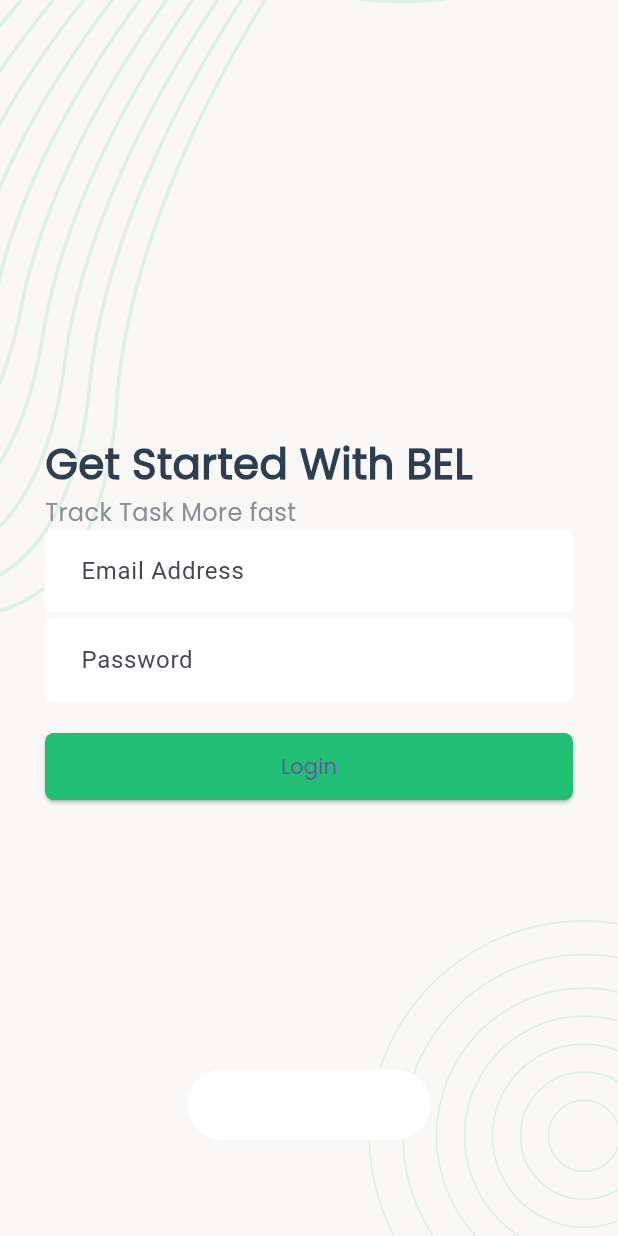
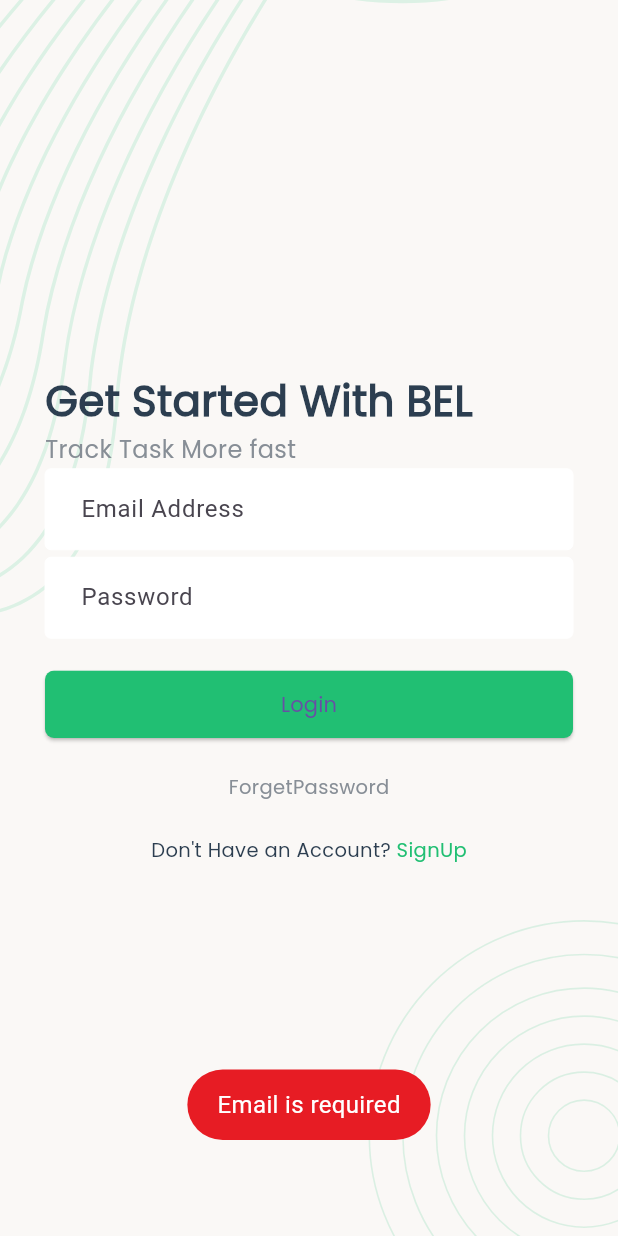
Before and after one commit to Zahed75/task_handler, a Flutter app: the screen it shows after launch, after a tap on "Login", on a phone screen of 412 x 824 dp. Run offline on Flutter 3.47's test engine with Material 3 defaults, Android fonts, the phone set to English and light mode, and no system bars; our stand-ins replace flutter_svg, fluttertoast, pin_code_fields, shared_preferences.

Commit message:
token login screen done

```diff
--- a/lib/main.dart
+++ b/lib/main.dart
@@ -6,15 +6,26 @@
 import 'package:task_handler/screen/onboarding/registrationScreen.dart';
 import 'package:task_handler/screen/onboarding/setPasswordScreen.dart';
 import 'package:task_handler/screen/task/newTaskListScreen.dart';
+import 'package:task_handler/utility/utility.dart';
 
 
-void main(){
-  runApp(const MyApp());
+void main()async{
+  WidgetsFlutterBinding.ensureInitialized();
+String? token = await ReadUserData('token');
+if(token==null){
+  runApp(MyApp("/login"));// if token available
+}else{
+  runApp(MyApp("/newTaskList"));
+}
+
 }
 
 
+
 class MyApp extends StatelessWidget{
-  const MyApp({super.key});
+  final String FirstRoute;
+
+MyApp(this.FirstRoute);
 
  @override
 
@@ -22,7 +33,7 @@
     return MaterialApp(
     debugShowCheckedModeBanner: false,
     title:"Task Manager",
-    initialRoute: '/',
+    initialRoute: FirstRoute,
       routes:{
         '/':(conext)=>SplashScreen(),
         '/login':(conext)=>loginScreen(),
--- a/lib/screen/onboarding/loginScreen.dart
+++ b/lib/screen/onboarding/loginScreen.dart
@@ -11,41 +11,37 @@ class loginScreen extends StatefulWidget {
 }
 
 class _loginScreen extends State<loginScreen> {
-  // API Calling
-  Map<String, String> FormValues = {"email": "", "password": ""};
+  Map<String, String> formValues = {"email": "", "password": ""};
+  bool loading = false;
 
-  bool Loading = false;
-
-  InputOnChange(MapKey, Textvalue) {
+  void inputOnChange(String mapKey, String textValue) {
     setState(() {
-      FormValues.update(MapKey, (value) => Textvalue);
+      formValues.update(mapKey, (value) => textValue);
     });
   }
 
-  FormOnSubmit() async {
-    if (FormValues['email']!.length == 0) {
+  Future<void> formOnSubmit() async {
+    if (formValues['email']!.isEmpty) {
       ErrorToast("Email is required");
-    } else if (FormValues['password']!.length == 0) {
+      return;
+    } else if (formValues['password']!.isEmpty) {
       ErrorToast("Password is required");
-    } else {
-      setState(() {
-        Loading = true; // will be true
+      return;
+    }
 
-      });
-      bool res = await LoginRequest(FormValues);
-      if (res == true) {
-        // Navigate to Dashboard Page
-       Navigator.pushNamedAndRemoveUntil(context, "/newTaskList", (route)=> false);
+    setState(() {
+      loading = true; // Show loading indicator
+    });
 
-      } else {
-        setState(() {
-          Loading = false;
-        });
-      }
+    bool res = await LoginRequest(formValues);
+    setState(() {
+      loading = false; // Hide loading indicator
+    });
+
+    if (res) {
+      Navigator.pushNamedAndRemoveUntil(context, "/newTaskList", (route) => false);
     }
   }
-
-  /// API Calling END
 
   @override
   Widget build(BuildContext context) {
@@ -55,7 +51,7 @@ class _loginScreen extends State<loginScreen> {
           ScreenBackground(context),
           Container(
             alignment: Alignment.center,
-            child: Loading? (Center(child: CircularProgressIndicator())): (SingleChildScrollView(
+            child: loading? Center(child: CircularProgressIndicator()): SingleChildScrollView(
                     padding: EdgeInsets.all(30),
                     child: Column(
                       mainAxisAlignment: MainAxisAlignment.center,
@@ -66,15 +62,16 @@ class _loginScreen extends State<loginScreen> {
                         Text("Track Task More fast", style: Head6Text(colorLightGray)),
                         SizedBox(height: 1),
                         TextFormField(
-                          onChanged: (TextValue) {
-                            InputOnChange("email", TextValue);
+                          onChanged: (textValue) {
+                            inputOnChange("email", textValue);
                           },
                           decoration: AppInputDecoration("Email Address"),
                         ),
                         SizedBox(height: 5),
                         TextFormField(
-                          onChanged: (TextValue) {
-                            InputOnChange("password", TextValue);
+                          obscureText: true, // Hide password text
+                          onChanged: (textValue) {
+                            inputOnChange("password", textValue);
                           },
                           decoration: AppInputDecoration("Password"),
                         ),
@@ -84,13 +81,49 @@ class _loginScreen extends State<loginScreen> {
                             style: AppButtonStyle(),
                             child: SuccessButtonChild('Login'),
                             onPressed: () {
-                              FormOnSubmit();
+                              formOnSubmit();
                             },
                           ),
                         ),
+                        SizedBox(height: 2,),
+                        Container(
+                          alignment: Alignment.center,
+                           child:Column(
+                            children: [
+                              SizedBox(height: 20,),
+                              InkWell(
+                                onTap: (){
+                                  Navigator.pushNamed(context,"/emailVerification");
+                                },
+                                child:Text("ForgetPassword",style:Head7Text(colorLightGray))
+                              )
+                            ],
+                           )
+                        ),
+                        SizedBox(height: 3,),
+                        Container(
+                          alignment: Alignment.center,
+                          child: Column(
+                            children: [
+                              SizedBox(height: 20,),
+                              InkWell(
+                                onTap: (){
+                                  Navigator.pushNamed(context, "/registration");
+                                },
+                                child:Row(
+                                  mainAxisAlignment: MainAxisAlignment.center,
+                                  children: [
+                                    Text("Don't Have an Account? ",style:Head7Text(colorDarkBlue)),
+                                    Text("SignUp",style: Head7Text(colorGreen),)
+                                  ],
+                                )
+                              )
+                            ],
+                          ),
+                        )
                       ],
                     ),
-                  )),
+                  ),
           ),
         ],
       ),
--- a/lib/style/style.dart
+++ b/lib/style/style.dart
@@ -15,7 +15,6 @@ const colorLightGray=Color.fromRGBO(135, 142, 150, 1.0);
 const colorLight=Color.fromRGBO(211, 211, 211, 1.0);
 
 
-// text style
 TextStyle Head1Text(textColor){
   return TextStyle(
     color: textColor,
@@ -25,13 +24,29 @@ TextStyle Head1Text(textColor){
   );
 }
 
-
 TextStyle Head6Text(textColor){
   return TextStyle(
-    color:textColor,
-    fontSize: 16,
-    fontFamily: 'poppins',
-    fontWeight: FontWeight.w400,
+      color: textColor,
+      fontSize: 16,
+      fontFamily: 'poppins',
+      fontWeight: FontWeight.w400
+  );
+}
+TextStyle Head7Text(textColor){
+  return TextStyle(
+      color: textColor,
+      fontSize: 13,
+      fontFamily: 'poppins',
+      fontWeight: FontWeight.w400
+  );
+}
+
+TextStyle Head9Text(textColor){
+  return TextStyle(
+      color: textColor,
+      fontSize: 9,
+      fontFamily: 'poppins',
+      fontWeight: FontWeight.w500
   );
 }
 
@@ -141,16 +156,18 @@ void SuccessToast(msg){
 
 
 // warning message
-void ErrorToast(msg){
+void ErrorToast(msg) {
   Fluttertoast.showToast(
-    msg:msg,
+    msg: msg,
     gravity: ToastGravity.BOTTOM,
-    timeInSecForIosWeb: 1,
+    timeInSecForIosWeb: 2, // Increased time for visibility
     toastLength: Toast.LENGTH_SHORT,
-    backgroundColor: colorWhite,
-    fontSize: 16.0
+    backgroundColor: colorRed, // Use a color that indicates an error
+    textColor: colorWhite,
+    fontSize: 16.0,
   );
 }
+
 
 
 // PIN code Design
--- a/lib/utility/utility.dart
+++ b/lib/utility/utility.dart
@@ -1,13 +1,26 @@
 import 'dart:typed_data';
+
 import 'package:shared_preferences/shared_preferences.dart';
 
 
-Future<void> WriteUserData(UserData)async{
+// Store user data temporarily
+Future<void> WriteUserData(UserData) async {
   final prefs = await SharedPreferences.getInstance();
   await prefs.setString('token', UserData['token']);
   await prefs.setString('email', UserData['data']['email']);
   await prefs.setString('firstName', UserData['data']['firstName']);
-  await prefs.setString('lastName', UserData['data']['lastName']);
+  await prefs.setString('lastName',UserData['data']['lastName']);
   await prefs.setString('mobile', UserData['data']['mobile']);
   await prefs.setString('photo', UserData['data']['photo']);
 }
+
+
+
+
+
+// Read user data
+Future<String?> ReadUserData(Key) async {
+  final prefs = await SharedPreferences.getInstance();
+  String? mydata= await prefs.getString(Key);
+  return mydata;
+}
```
Also changed, not shown: lib/api/apiClient.dart (+5 -5 lines), lib/screen/onboarding/registrationScreen.dart (+43 -0 lines), lib/screen/task/newTaskListScreen.dart (+22 -13 lines), 1 other file.
